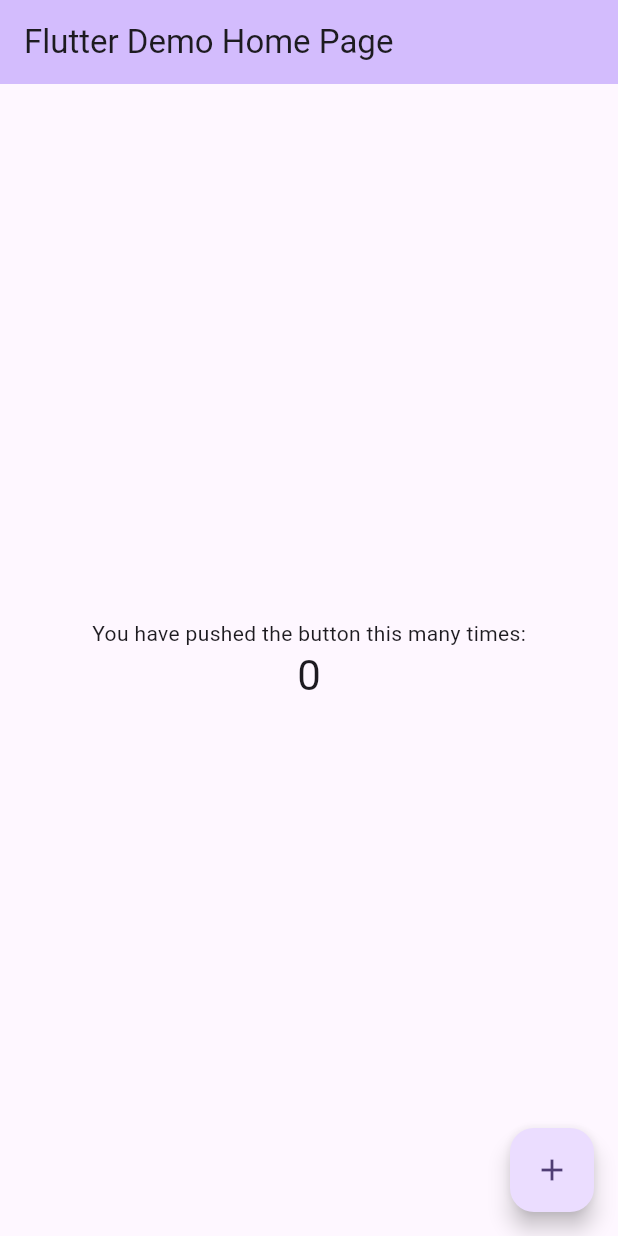
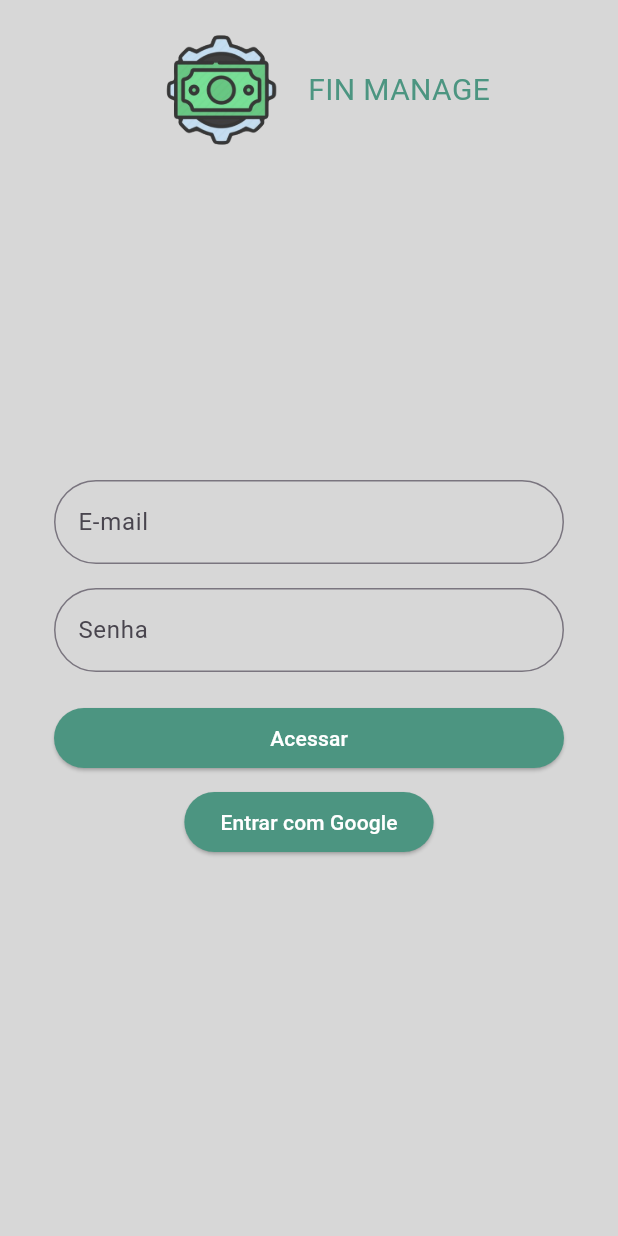
Before and after one commit to guilhermedebrites/finmanage_mobile, a Flutter app: the screen it shows after launch, on a phone screen of 412 x 824 dp. Run offline on Flutter 3.47's test engine with Material 3 defaults, Android fonts, the phone set to English and light mode, and no system bars; our stand-ins replace firebase_auth, firebase_core, google_sign_in; accounts and stored records are empty.

Commit message:
feat: Start login screen and integration with firebase

```diff
--- /dev/null
+++ b/lib/login_screen.dart
@@ -0,0 +1,174 @@
+import 'package:finmanage_mobile/home_screen.dart';
+import 'package:firebase_auth/firebase_auth.dart';
+import 'package:flutter/material.dart';
+import 'package:google_sign_in/google_sign_in.dart';
+
+class LoginScreen extends StatefulWidget {
+  const LoginScreen({super.key});
+
+  @override
+  _LoginScreenState createState() => _LoginScreenState();
+}
+
+class _LoginScreenState extends State<LoginScreen> {
+  final GoogleSignIn _googleSignIn = GoogleSignIn();
+  final FirebaseAuth _auth = FirebaseAuth.instance;
+  bool _isSigningIn = false;
+
+  Future<void> _signInWithGoogle() async {
+    try {
+      final GoogleSignInAccount? googleUser = await _googleSignIn.signIn();
+      if (googleUser == null) {
+        return;
+      }
+
+      final GoogleSignInAuthentication googleAuth = await googleUser.authentication;
+      final credential = GoogleAuthProvider.credential(
+        accessToken: googleAuth.accessToken,
+        idToken: googleAuth.idToken,
+      );
+
+      final UserCredential userCredential = await _auth.signInWithCredential(credential);
+
+      if (userCredential.user != null) {
+        Navigator.pushReplacement(
+          context,
+          MaterialPageRoute(builder: (context) => const HomeScreen()),
+        );
+      } else {
+        ScaffoldMessenger.of(context).showSnackBar(
+          const SnackBar(content: Text('Falha ao autenticar com Google.')),
+        );
+      }
+    } catch (e) {
+      ScaffoldMessenger.of(context).showSnackBar(
+        SnackBar(content: Text('Erro ao fazer login com Google: $e')),
+      );
+    }
+  }
+
+  final _emailController = TextEditingController();
+  final _passwordController = TextEditingController();
+
+  @override
+  Widget build(BuildContext context) {
+    return Scaffold(
+      backgroundColor: Color(0xFFD7D7D7),
+      body: Center(
+        child: Column(
+          children: [
+            LogoHeader(),
+            const SizedBox(height: 200),
+            Column(
+              mainAxisAlignment: MainAxisAlignment.center,
+              children: [
+                LoginFormState(),
+                const SizedBox(height: 8),
+                if (_isSigningIn) const CircularProgressIndicator() else ElevatedButton(
+                      onPressed: _signInWithGoogle,
+                      style: ElevatedButton.styleFrom(
+                        foregroundColor: Colors.white,
+                        backgroundColor: const Color(0xFF4C9581),
+                      ),
+                      child: const Text('Entrar com Google'),
+                ),
+              ]
+            ),
+          ],
+        ),
+      ),
+    );
+  }
+}
+
+class LoginFormState extends StatelessWidget  {
+  final _emailController = TextEditingController();
+  final _passwordController = TextEditingController();
+
+  @override
+  Widget build(BuildContext context) {
+    return Container(
+      width: 340,
+      child: Column(
+        children: [
+          TextFormField(
+            controller: _emailController,
+            decoration: const InputDecoration(
+              labelText: 'E-mail',
+              border: OutlineInputBorder(
+                  borderRadius: BorderRadius.all(Radius.circular(32.0)),
+              ),
+            ),
+            keyboardType: TextInputType.emailAddress,
+            validator: (value) {
+              if (value == null || value.isEmpty) {
+                return 'Por favor, insira seu e-mail';
+              }
+              // Adicione validação adicional de e-mail se necessário
+              return null;
+            },
+          ),
+          const SizedBox(height: 16),
+          TextFormField(
+            controller: _passwordController,
+            decoration: const InputDecoration(
+              labelText: 'Senha',
+              border: OutlineInputBorder(
+                borderRadius: BorderRadius.all(Radius.circular(32.0)),
+              ),
+            ),
+            obscureText: true,
+            validator: (value) {
+              if (value == null || value.isEmpty) {
+                return 'Por favor, insira sua senha';
+              }
+              return null;
+            },
+          ),
+          const SizedBox(height: 20),
+          SizedBox(
+            width: 340,
+            child: ElevatedButton(
+              onPressed: () {
+                // Adicione a lógica de login aqui
+                final email = _emailController.text;
+                final password = _passwordController.text;
+                print('E-mail: $email');
+                print('Senha: $password');
+              },
+              style: ElevatedButton.styleFrom(
+                foregroundColor: Colors.white,
+                backgroundColor: const Color(0xFF4C9581),
+              ),
+              child: Text('Acessar'),
+            ),
+          ),
+        ],
+      ),
+    );
+  }
+}
+
+class LogoHeader extends StatelessWidget {
+  @override
+  Widget build(BuildContext context) {
+   return Container(
+     child: Row(
+       mainAxisAlignment: MainAxisAlignment.center,
+       children: [
+        Image.asset("assets/images/finManageLogo.png",
+          width: 120,
+          height: 120,
+        ),
+        const Text("FIN MANAGE",
+          style: TextStyle(
+            fontFamily: "Roboto",
+            fontSize: 20,
+            color: Color(0xFF4C9581),
+          )
+        )
+       ],
+     ),
+   );
+  }
+}
--- a/lib/main.dart
+++ b/lib/main.dart
@@ -1,125 +1,29 @@
+import 'package:finmanage_mobile/start_screen.dart';
+import 'package:firebase_core/firebase_core.dart';
 import 'package:flutter/material.dart';
 
-void main() {
-  runApp(const MyApp());
+import 'firebase_options.dart';
+
+void main() async {
+  WidgetsFlutterBinding.ensureInitialized();
+  await Firebase.initializeApp(
+    options: DefaultFirebaseOptions.currentPlatform,
+  );
+  runApp(MyApp());
 }
 
 class MyApp extends StatelessWidget {
   const MyApp({super.key});
 
-  // This widget is the root of your application.
   @override
   Widget build(BuildContext context) {
     return MaterialApp(
-      title: 'Flutter Demo',
+      title: 'Fin Manage',
       theme: ThemeData(
-        // This is the theme of your application.
-        //
-        // TRY THIS: Try running your application with "flutter run". You'll see
-        // the application has a purple toolbar. Then, without quitting the app,
-        // try changing the seedColor in the colorScheme below to Colors.green
-        // and then invoke "hot reload" (save your changes or press the "hot
-        // reload" button in a Flutter-supported IDE, or press "r" if you used
-        // the command line to start the app).
-        //
-        // Notice that the counter didn't reset back to zero; the application
-        // state is not lost during the reload. To reset the state, use hot
-        // restart instead.
-        //
-        // This works for code too, not just values: Most code changes can be
-        // tested with just a hot reload.
         colorScheme: ColorScheme.fromSeed(seedColor: Colors.deepPurple),
         useMaterial3: true,
       ),
-      home: const MyHomePage(title: 'Flutter Demo Home Page'),
+      home: const StartScreen(),
     );
   }
 }
-
-class MyHomePage extends StatefulWidget {
-  const MyHomePage({super.key, required this.title});
-
-  // This widget is the home page of your application. It is stateful, meaning
-  // that it has a State object (defined below) that contains fields that affect
-  // how it looks.
-
-  // This class is the configuration for the state. It holds the values (in this
-  // case the title) provided by the parent (in this case the App widget) and
-  // used by the build method of the State. Fields in a Widget subclass are
-  // always marked "final".
-
-  final String title;
-
-  @override
-  State<MyHomePage> createState() => _MyHomePageState();
-}
-
-class _MyHomePageState extends State<MyHomePage> {
-  int _counter = 0;
-
-  void _incrementCounter() {
-    setState(() {
-      // This call to setState tells the Flutter framework that something has
-      // changed in this State, which causes it to rerun the build method below
-      // so that the display can reflect the updated values. If we changed
-      // _counter without calling setState(), then the build method would not be
-      // called again, and so nothing would appear to happen.
-      _counter++;
-    });
-  }
-
-  @override
-  Widget build(BuildContext context) {
-    // This method is rerun every time setState is called, for instance as done
-    // by the _incrementCounter method above.
-    //
-    // The Flutter framework has been optimized to make rerunning build methods
-    // fast, so that you can just rebuild anything that needs updating rather
-    // than having to individually change instances of widgets.
-    return Scaffold(
-      appBar: AppBar(
-        // TRY THIS: Try changing the color here to a specific color (to
-        // Colors.amber, perhaps?) and trigger a hot reload to see the AppBar
-        // change color while the other colors stay the same.
-        backgroundColor: Theme.of(context).colorScheme.inversePrimary,
-        // Here we take the value from the MyHomePage object that was created by
-        // the App.build method, and use it to set our appbar title.
-        title: Text(widget.title),
-      ),
-      body: Center(
-        // Center is a layout widget. It takes a single child and positions it
-        // in the middle of the parent.
-        child: Column(
-          // Column is also a layout widget. It takes a list of children and
-          // arranges them vertically. By default, it sizes itself to fit its
-          // children horizontally, and tries to be as tall as its parent.
-          //
-          // Column has various properties to control how it sizes itself and
-          // how it positions its children. Here we use mainAxisAlignment to
-          // center the children vertically; the main axis here is the vertical
-          // axis because Columns are vertical (the cross axis would be
-          // horizontal).
-          //
-          // TRY THIS: Invoke "debug painting" (choose the "Toggle Debug Paint"
-          // action in the IDE, or press "p" in the console), to see the
-          // wireframe for each widget.
-          mainAxisAlignment: MainAxisAlignment.center,
-          children: <Widget>[
-            const Text(
-              'You have pushed the button this many times:',
-            ),
-            Text(
-              '$_counter',
-              style: Theme.of(context).textTheme.headlineMedium,
-            ),
-          ],
-        ),
-      ),
-      floatingActionButton: FloatingActionButton(
-        onPressed: _incrementCounter,
-        tooltip: 'Increment',
-        child: const Icon(Icons.add),
-      ), // This trailing comma makes auto-formatting nicer for build methods.
-    );
-  }
-}
```
Also changed, not shown: lib/home_screen.dart (added, +14 -0 lines), lib/start_screen.dart (added, +44 -0 lines), pubspec.yaml (+10 -68 lines), assets/fonts/Inder-Regular.ttf (added), assets/images/finManageLogo.png (added), firebase.json (added), lib/firebase_options.dart (added), pubspec.lock, 7 other files.
